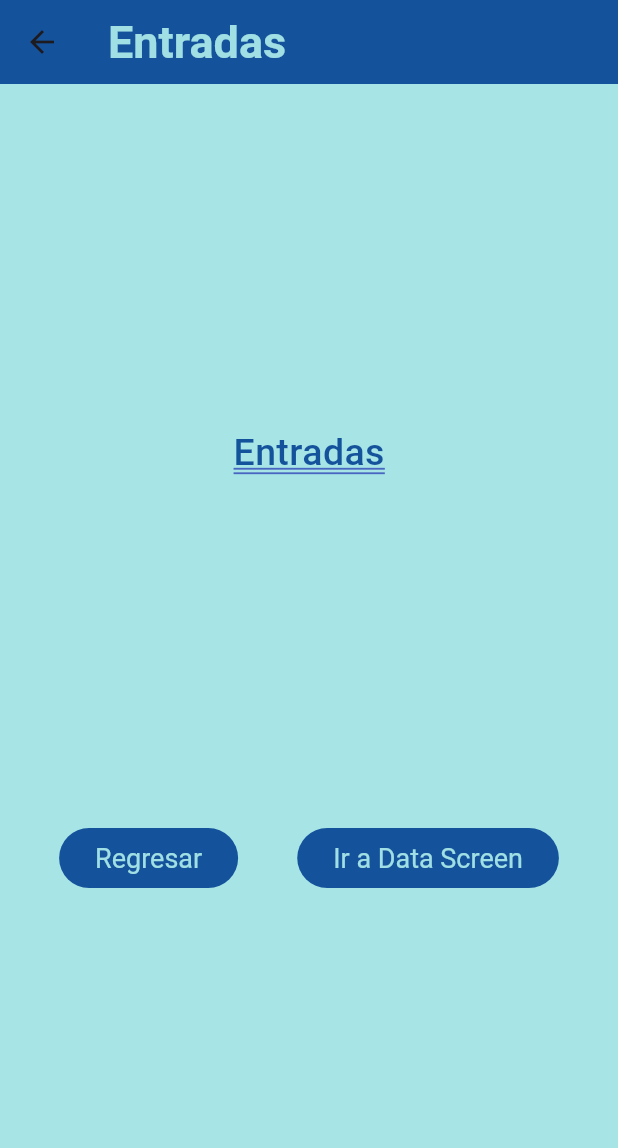
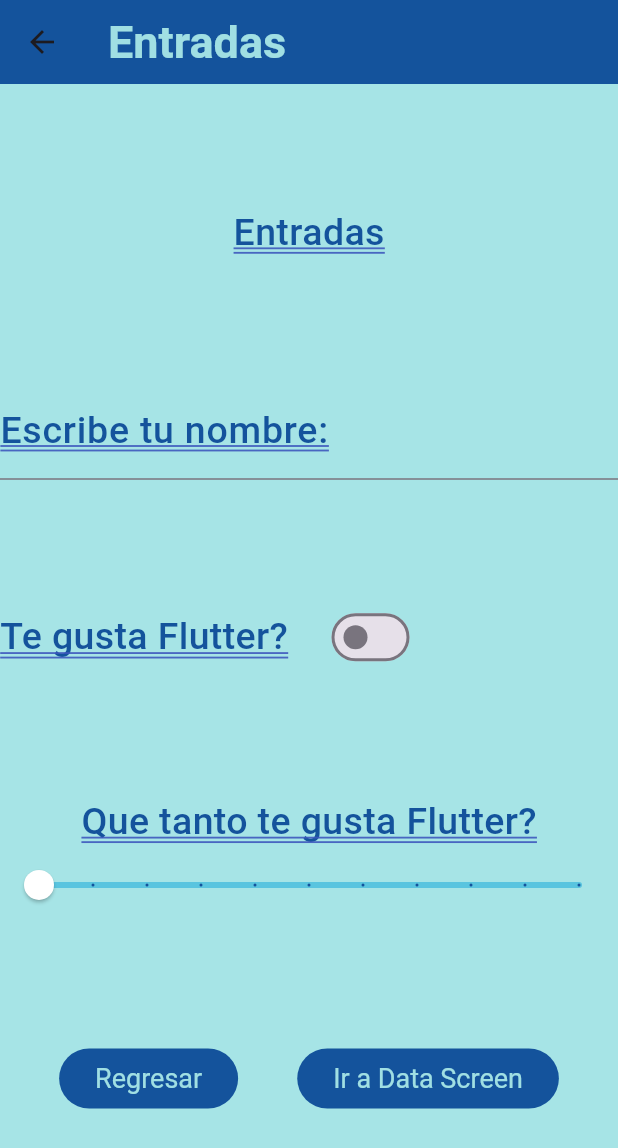
Before and after one commit to Lawitadelimon/componentes_flutter, a Flutter app: the InputsScreen screen opened directly, on a phone screen of 412 x 824 dp. Shown: the top 1148 px of the screen. Run offline on Flutter 3.47's test engine with Material 3 defaults, Android fonts, the phone set to English and light mode, and no system bars; our stand-ins replace google_fonts; Roboto replaces fonts that are missing (Alice).

Commit message:
Adding Switch and Slider into InputScreen

```diff
--- a/lib/screens/inputs_screen.dart
+++ b/lib/screens/inputs_screen.dart
@@ -9,17 +9,23 @@ class InputsScreen extends StatefulWidget {
 }
 
 class _InputsScreenState extends State<InputsScreen> {
+  bool valueSwitch = false;
+  double valueSlider = 0.0;
   @override
   Widget build(BuildContext context) {
     return Scaffold(
       appBar: AppBar(
-        title: const Text('Entradas')),
+        title: const Text('Entradas')
+        ),
       body: Column(
         mainAxisAlignment: MainAxisAlignment.spaceEvenly,
         children: [
             Text('Entradas',
             style: AppTheme.lightTheme.textTheme.headlineLarge,
           ),
+          entradaTexto(),
+          entradaSwitch(),
+          entradaSlider(),
               const Row(
                 mainAxisAlignment: MainAxisAlignment.spaceEvenly,
                 children: [
@@ -39,4 +45,67 @@ class _InputsScreenState extends State<InputsScreen> {
       ),
     );
   }
+
+  TextField entradaTexto() {
+    return TextField(
+          style: AppTheme.lightTheme.textTheme.headlineMedium,
+          decoration: InputDecoration(
+            border: const UnderlineInputBorder(),
+            labelText: 'Escribe tu nombre:',
+            labelStyle: AppTheme.lightTheme.textTheme.headlineLarge,
+          ),
+        );
+  }
+
+
+  Row entradaSwitch(){
+    return Row(
+      children: <Widget> [
+        Text(
+          'Te gusta Flutter?',
+          style: AppTheme.lightTheme.textTheme.headlineLarge,
+        ),
+        const SizedBox(
+          width: 25.0,
+          ),
+        Switch(
+          value: valueSwitch ,
+          onChanged: (value){
+            setState(() {
+              valueSwitch = value;
+              print('Estado del switch: $valueSwitch');
+            });
+          },
+        ),
+      ],
+    );
+  }
+
+  Column entradaSlider(){
+    return Column(
+      children: [
+        Text(
+          'Que tanto te gusta Flutter?',
+          style: AppTheme.lightTheme.textTheme.headlineLarge,
+        ),
+        Slider(
+          min: 0.0,
+          max: 10.0,
+          value: valueSlider,
+          activeColor: AppTheme.mainColor,
+          inactiveColor: const Color.fromARGB(255, 89, 196, 223),
+          thumbColor: Color.fromARGB(255, 255, 255, 255),
+          divisions: 10,
+          label: '${valueSlider.round()}',
+
+          onChanged: (value){
+          setState(() {
+            valueSlider = value;
+            print('Valor del Slider $valueSlider');
+          });
+          },
+        ),
+      ],
+    );
+  }
 }
--- a/lib/theme/app_theme.dart
+++ b/lib/theme/app_theme.dart
@@ -47,9 +47,17 @@ class AppTheme{
         fontStyle: FontStyle.normal
       ),
 
-      bodySmall: GoogleFonts.montserrat(
+      headlineMedium: GoogleFonts.montserrat(
+        color: mainColor,
+        fontSize: 18.0,
+        fontWeight: FontWeight.w500,
+        decorationStyle: TextDecorationStyle.solid,
+        decorationThickness: 1.5,
+      ),
+
+      bodySmall: GoogleFonts.abel(
         color: accentColor,
-        fontSize: 15,
+        fontSize: 20,
         fontWeight: FontWeight.w400,
         fontStyle: FontStyle.normal
 
```
